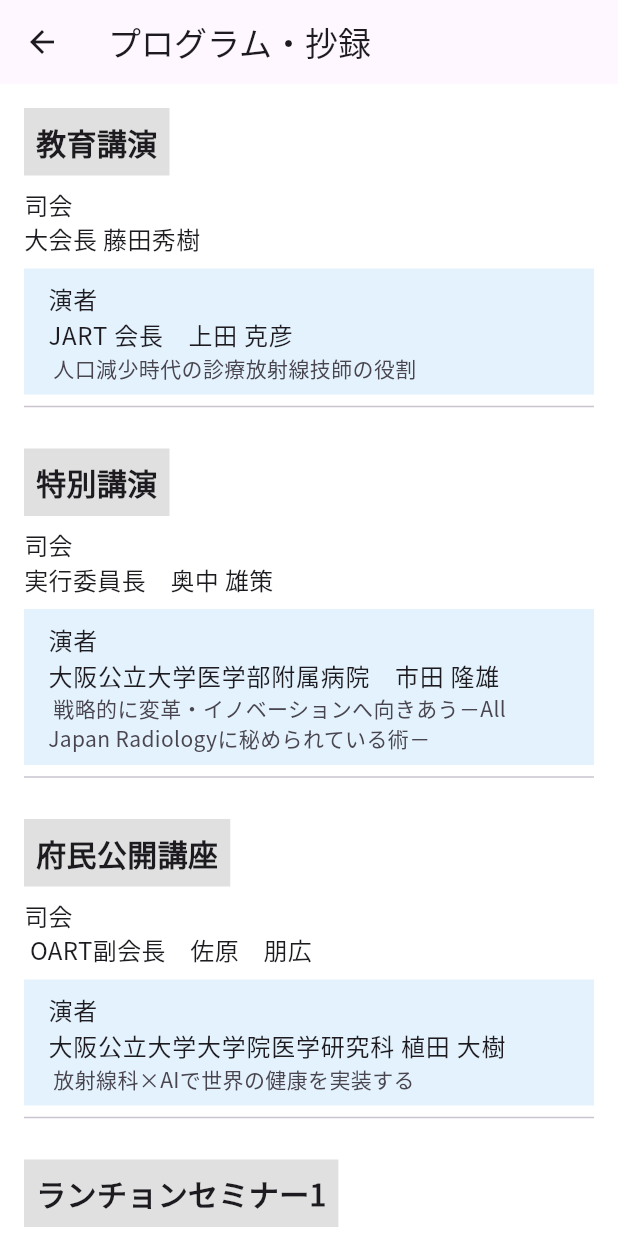
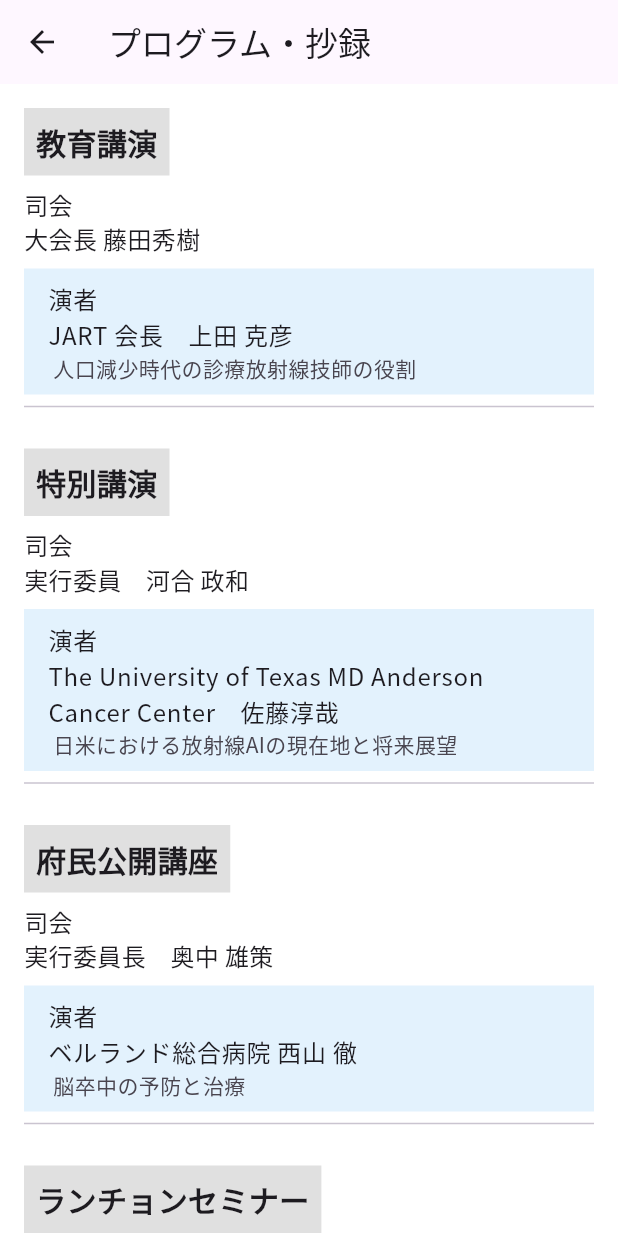
Before and after one commit to HidekiFutta/oart2025, a Flutter app: the Page4 screen opened directly, on a phone screen of 412 x 824 dp. Run offline on Flutter 3.47's test engine with Material 3 defaults, Android fonts, the light colour scheme and no system bars; our stand-ins replace auto_size_text, flutter_map, geolocator, latlong2, logger, package_info_plus and 1 more; missing offline and left inert: geolocator_web, image_picker_for_web, location_web, shared_preferences_web; accounts and stored records are empty; network calls fail.

Commit message:
20250903

```diff
--- a/lib/page1p2.dart
+++ b/lib/page1p2.dart
@@ -24,7 +24,7 @@
       title1 = "実行委員長挨拶";
       title2 = "学術大会開催にあたり\n実行委員長　奥中雄策";
       photo = "assets/images/jikkou.jpg";
-      naiyo = okunaka;
+      naiyo = jikkou;
     } else{
     title1 = "次年度開催のご挨拶";
     title2 = "令和8年度 近畿地域診療放射線技師会\n学術大会に向けて\n兵庫県診療放射線技師会\n会長 半蔀　英敏";
--- a/lib/page4.dart
+++ b/lib/page4.dart
@@ -34,22 +34,17 @@
                 lectures: publicLectures,
               ),
               SectionWidget(
-                title: "ランチョンセミナー1",
+                title: "ランチョンセミナー",
                 //theme: "",
-                lectures: lunchLectures1,
+                lectures: lunchLectures,
               ),
               SectionWidget(
-                title: "ランチョンセミナー2",
-                //theme: "",
-                lectures: lunchLectures2,
-              ),
-              SectionWidget(
-                title: "学生セッション",
+                title: "一般演題①",
                 //theme: "",
                 lectures: generalResearchPresentations1,
               ),
               SectionWidget(
-                title: "会員セッション",
+                title: "一般演題②",
                 // theme: "",
                 lectures: generalResearchPresentations2,
               ),
--- a/lib/page5.dart
+++ b/lib/page5.dart
@@ -14,8 +14,7 @@
     educationalLectures,
     specialLectures,
     publicLectures,
-    lunchLectures1,
-    lunchLectures2,
+    lunchLectures,
     generalResearchPresentations1,
     generalResearchPresentations2,
   ]) {
--- a/lib/string.dart
+++ b/lib/string.dart
@@ -19,7 +19,7 @@
 大阪府大阪市港区弁天１丁目2−１
 TEL: 06-6577-1111
 【開催内容】
-会員演題発表、学生演題発表
+一般演題発表（会員、学生）
 ランチョンセミナー
 教育講演
 特別講演
@@ -40,7 +40,7 @@
 　府民公開講座では、ベルランド総合病院の西山徹先生から「脳卒中の予防と診断・治療」についてご講演いただきます。脳卒中は依然として社会的な問題であり、その予防と早期発見・早期治療が重要です。先生のご講演を通じて知識を高め、日々の業務において診療放射線技師としての役割を果たしていただければと思います。
 　今年度も非常に興味深く、今後に役立つ内容となっておりますので、ぜひともご参加いただきますようよろしくお願い申し上げます。''';
 
-const String okunaka =
+const String jikkou =
 '''　大阪府診療放射線技師会第35回学術大会の実行委員長を務めさせていただきます学術部常務理事の奥中です。本大会の開催にあたり、会員の皆様におかれましては平素より本会の活動にご理解とご支援を賜り誠に有り難うございます。また、開催を準備し支援してくださった各都道府県の役員の皆様ならびに協賛企業の皆様に心より感謝申し上げます。
 　さて、今回の学術大会のテーマは、「変革・イノベーション　―新たな一歩を踏み出そう―」となっております。
 　今、医療の現場では医師の働き方改革を背景に医療法改正が行われ、業務範囲の拡大と共に次の時代に求められる診療放射線技師像とは何かを考え、本当に必要とされる職種となるよう、どのように新たな一歩を踏み出すのか、そのきっかけとなるような大会になればと思い、テーマを選定しました。
--- a/lib/string_abstract.dart
+++ b/lib/string_abstract.dart
@@ -20,7 +20,7 @@
 　人口減少時代は、診療放射線技師にとっても大きな課題と変化をもたらすことは明らかである。地域医療への貢献、多様な業務への対応、そして新たな働き方の模索など、将来を見据えた行動が求められる。診療放射線技師のキャリアを考える上で、日本診療放射線技師会の役割については重要であり、2023年に制定したJART vision 2040 に掲げた目標にそった事業計画を進めている。
 
 ＜略歴＞上田 克彦 (うえだ かつひこ)
-・昭和34年4月19日（66歳）
+・昭和34年4月19日（67歳）
 
 ・現　職
 国際医療福祉大学成田保健医療学部　放射線・情報科学科　学科長
@@ -55,16 +55,16 @@
 "id": "educational_2", // セッションID
 "title": "特別講演",
 "sessionType": "司会", // このセッションでは司会と表示
-"moderator":["実行委員長　奥中 雄策"],
-  "moderator-j":["奥中 雄策"],
-  "moderator-e":["OKUNAKA YUSAKU"],
+"moderator":["実行委員　河合 政和"],
+  "moderator-j":["河合 政和"],
+  "moderator-e":["KAWAI MASAKAZU"],
 "presentations": [
 {
 "speaker": [
-{"name":"大阪公立大学医学部附属病院　市田 隆雄",
-  "speaker-j": "市田 隆雄",
-  "speaker-e": "ICHIDA TAKAO"}],
-"theme": "戦略的に変革・イノベーションへ向きあう－All Japan Radiologyに秘められている術－",
+{"name":"The University of Texas MD Anderson Cancer Center　佐藤淳哉",
+  "speaker-j": "佐藤淳哉",
+  "speaker-e": "SATOH JUNYA"}],
+"theme": "日米における放射線AIの現在地と将来展望",
 "abstract": '''
 　今回大会の大テーマ、『変革・イノベーション -新たな一歩を踏み出そう-』としての講演依頼に、技術者としてワクワクと心躍る所感を得たことを、先ずはお伝えします。次に自身の脳裏にイメージされたのは、時代の潮流としてのAll Japan Radiologyの様でした。
 　さて…、皆様におかれて、放射線業界が強く団結している現行にお気付きでしょうか？
@@ -75,7 +75,7 @@
 　自動車にて例えますと、良質なエンジンを備えていても、それに相応しいシャーシ、タイヤがなければパフォーマンスを発揮できませんし、当然ながらハンドルやアクセルも不可欠です。かつドライバーがいなければ自動車そのものが動きません。それに当て嵌めると理解が容易くなると思います。
 　All Japan Radiologyの環境が、われわれの放射線業務の円滑性に寄与するだけでなく、イノベーションに向き合うにあたっても大きな効能となります。それを自施設での経験事例を引用して、分かり易く解説させていただきます。国民の健康と福祉に貢献するべく放射線医療が存在しますが、それを導くのがわれわれです。仕事への遣り甲斐が深まり、職業に大きな期待が膨らむようなお話ができればと考えています。
 
-＜略歴＞市田 隆雄（いちだ たかお）
+＜略歴＞佐藤 淳哉（さとう　じゅんや）
 ・学歴・職歴
 昭和59年	大阪大学医療技術短期大学部卒業
 　同年		大阪市立大学医学部附属病院 中央放射線部に入職
@@ -89,11 +89,6 @@
 日本放射線技術学会（JSRT） 副代表理事
 日本放射線技術学会（JSRT） JART・JSRT協力体制推進特別委員会 委員長
 日本ラジオロジー協会（JRC） 理事
-医療放射線防護連絡協議会 理事
-医用画像情報学会・MII 理事
-全国循環器撮影研究会 会長
-関西IVR撮影技術研究会 会長
-日本IVR学会 メディカルスタッフ委員会 委員
 
 ・業績等
 昭和61年～平成18年、大阪市長賞 受賞23回（優秀賞4回、優良賞3回、奨励賞16回）
@@ -113,22 +108,22 @@
 "id": "educational_3", // セッションID
 "title": "府民公開講座",
 "sessionType": "司会", // このセッションでは司会と表示
-"moderator":["OART副会長　佐原　朋広"],
-  "moderator-j": ["佐原　朋広"],
-  "moderator-e": ["SAHARA TOMOHIRO"],
+"moderator":["実行委員長　奥中 雄策"],
+  "moderator-j": ["奥中 雄策"],
+  "moderator-e": ["OKUNAKA YUSAKU"],
 "presentations": [
 {
 "speaker": [
-{"name":"大阪公立大学大学院医学研究科 植田 大樹",
-  "speaker-j": "植田 大樹",
-  "speaker-e": "UEDA DAIJU"}],
-"theme": "放射線科×AIで世界の健康を実装する",
+{"name":"ベルランド総合病院 西山 徹",
+  "speaker-j": "西山 徹",
+  "speaker-e": "NISHIYAMA TORU"}],
+"theme": "脳卒中の予防と治療",
 "abstract": '''　医療分野におけるAI技術の実装と展望について概説する。近年、深層学習を用いたAIの医療応用が進み、画像診断支援システムの実用化が加速している。我々は複数の大規模多施設研究を通じて、胸部X線写真におけるAI診断支援システムを開発・検証してきた。具体的には、肺結節検出支援、心機能評価、肺機能推定、さらには生物学的年齢推定など、従来の読影支援の枠を超えた応用を実現した。これらのシステムは既に薬事承認を得て臨床導入されているものもある。
 　また、COVID-19パンデミックへの対応として、胸部X線写真と臨床データを組み合わせた予後予測モデルを開発した。従来の画像単独での評価に比べ、臨床データとの統合により予測精度が向上することを実証した。さらに、ChatGPTなど生成AIの臨床応用可能性についても検討を進めている。実際の症例報告や臨床問題集を用いた検証により、非専門医に匹敵する診断能力を示すケースも確認された。
 　一方で、AIの公平性に関する課題も明らかになってきた。データの偏りによる診断精度の変動や、特定の集団への不利益など、実装に際して考慮すべき問題が存在する。これらの課題に対応するため、我々はAIの公平性に関する提言（FAIR statement）を策定した。
 　診療放射線技師にとって、AIは業務を支援し、より質の高い医療の提供を可能にする重要なツールとなる。しかし、その限界を理解し、適切に活用することが不可欠である。本講演では、最新の研究成果に基づき、AIの可能性と課題、そして実臨床での活用方法について解説する。
 
-＜略歴＞植田 大樹（うえだ だいじゅ）
+＜略歴＞西山 徹（にしやま とおる）
 ・職歴
 2024年–現在 大阪公立大学大学院医学研究科 人工知能学 准教授
 2021年–2024年 大阪公立大学 健康科学イノベーションセンター 特任准教授
@@ -147,93 +142,50 @@
 }]}
 ];
 
-const List<Map<String, dynamic>> lunchLectures1 = [
+const List<Map<String, dynamic>> lunchLectures = [
 {
-"id": "educational_6", // セッションID
-"title": "ランチョンセミナー1",
+"id": "educational_4", // セッションID
+"title": "ランチョンセミナー",
 "sessionType": "司会", // このセッションでは司会と表示
-"moderator": ["京都済生会病院　山口 浩輝"],
-  "moderator-j": ["山口 浩輝"],
-  "moderator-e": ["YAMAGUCHI HIROKI"],
+"moderator": ["実行委員　大西 麻衣"],
+  "moderator-j": ["大西 麻衣"],
+  "moderator-e": ["OHNISHI MAI"],
 "presentations": [
 {
 "speaker": [
-{"name":"キヤノンメディカルシステムズ株式会社",
-  "speaker-j": "千葉 雄高",
-  "speaker-e": "CHIBA YUTAKA"},
-  {"name":"",
-    "speaker-j": "森田 裕",
-    "speaker-e": "MORITA YU"}],
-"theme": "キヤノンメディカルシステムズCT・MRI最新技術紹介",
-"abstract": '''千葉 雄高
-■CT装置
+{"name":"シーメンスヘルスケア株式会社",
+  "speaker-j": "〇〇　△△",
+  "speaker-e": "MARUMARU SANKAKU"},],
+"theme": "クリニカルパスを変える可能性～フォトンカウンティングCTとAIの活用～",
+"abstract": '''
 　X線CTの進化は，画像診断学の進歩へと繋がり，その役割はさらに大きなものへと成長している。近年，Photon Counting CT（PCCT）に関する学術報告が飛躍的に増加しており，PCCTは次世代CTとして新たな画像診断の可能性が期待されている。
 　当社は，テルル化亜鉛カドミウム（CZT）を用いたPhoton Counting CTの開発を進めており，世界で４つの施設と連携し，PCCT実用化に向けた研究を行っている。高精細CT，Deep Learning再構成技術などの開発を通して得られてきた様々な技術と，X線阻止能や安定性の観点で優れた素質を持つCZT検出器とのシナジー効果により，キヤノンならではの次世代PCCTを目指す。
 　本日は，当社のPCCTに対する開発の取り組みとPCCTで得られた画像について紹介する。
-
-森田 裕
-■MRI装置
-　当社は、2019年にDeep Learningを用いたSNR向上技術である「Advanced intelligent Clear-IQ Engine （AiCE）」を製品に搭載した。そして、2023年にDeep Learning技術はさらなる進化を遂げ、超解像技術である「Precise IQ Engine(PIQE)」を製品化し、臨床現場において活用が進んでいる。MRIでは、撮像時間と空間分解能はトレードオフの関係であるが、PIQEを用いることで、撮像時間の延長なく、再構成のみで分解能を最大3倍まで向上させることが可能である。また、収集マトリクスを減らすことで撮像時間を短縮し、PIQEによって分解能を向上させることで、画質を落とすことなく撮像時間の短縮が可能となる。本講演では、弊社Deep Learning技術とその臨床メリットについて紹介する。
-　＊Deep Learning技術は設計段階で用いており、自己学習機能は有していない。
 ''',
-}]}
-];
-
-const List<Map<String, dynamic>> lunchLectures2 = [
-{
-"id": "educational_7", // セッションID
-"title": "ランチョンセミナー2",
-"sessionType": "司会", // このセッションでは司会と表示
-"moderator": ["神戸常盤大学　島田 隆史"],
-"moderator-j": ["島田 隆史"],
-"moderator-e": ["SHIMADA TAKASHI"],
-"presentations": [
+},
 {
 "speaker": [
-  {"name":"シーメンスヘルスケア・ジャパン株式会社",
-    "speaker-j": "丸山 功男",
-    "speaker-e": "MARUYAMA NORIO"},
-  {"name":"",
-    "speaker-j": "田中 一郎",
-    "speaker-e": "TANAKA ICHIRO"}],
-  "theme": "AIが切り開く MRIの新たな時代\n病院内可視化サービス・取り組みのご紹介",
-"abstract": '''丸山 功男
-「AIが切り開く MRIの新たな時代」
-
-はじめに
-　シーメンスヘルスケアでは、「MRの検査体験が変わる」をテーマに、“AIRTM Technology”を展開している。 “AIRTM Technology”におけるディープラーニングを用いた技術を中心に紹介する。
-・AIRTM Recon DL
-　信号受信から臨床画像作成までのプロセス全体を大きく変えることで、大幅な画質向上を実現する画像再構成技術である。
-　ディープラーニングアルゴリズムを活用して、k空間のrawデータ全体を直接画像再構成することで、ノイズ低減効果、尖鋭度（≒空間分解能）の高い画像、トランケーションアーチファクト低減の3つ効果を同時に享受できるという大きな利点がある。
-・Sonic DL<sup>TM</sup>
-　ディープラーニングを用いることで、少ないサンプリングデータから最適化されたRawデータを構築して画像再構成を行う技術である。
-　従来の高速化技術では成しえない高い倍速数を用いた場合でも画質を損なうことなく高速撮像が可能となる。これにより、撮像時間の短縮や時間分解能の向上が可能となり、呼吸や不整脈の影響を受けにくい安定した高画質な心臓Cine画像を得ることが可能となる。
-まとめ
-　シーメンスヘルスケアでは、画像クオリティの向上だけでなく、患者負担の軽減、検査ワークフローの向上など、さまざまな面からMRI検査のさらなる質の向上をめざしている。更なる医療業界の発展に貢献すべく、検査にかかわるすべての人にとって、より多くのメリットを生み出すために、装置メーカーとして継続的な技術開発を進める所存である。
-
-田中 一朗
-「病院内可視化サービス・取り組みのご紹介」
-
-はじめに
-　シーメンスヘルスケアでは、東京都日野市に有する日野工場“Brilliant Factory”で培われた「標準化」「可視化」「デジタルの応用」の経験を活かし、病院向けDXサービスとして“Brilliant Hospital”を展開している。 その中から、院内可視化ソリューションである“Command Center”と放射線部門の業務を可視化する“ESW Radiation”を紹介する。
-・Command Center
-　電子カルテをはじめとする各種院内情報システムに紐づくデータを、リアルタイムで分析・可視化を行うことにより、患者さんへのケアに必要なリソースを効率的に配分し、必要なケアをタイムリーに提供するための意思決定を促す中央集中管制塔としての役割を果たすシステムである。
-・ESW Radiation
-　放射線部門におけるモダリティの稼働状況、検査オーダの分析や撮影室ごと，診療放射線技師ごとの検査のバラツキを可視化して，モダリティの管理やスタッフの働き方改革などの業務改善を支援するシステムである。データを分析することで，業務効率の向上やワークフローの改善などにつなげることができる。
-まとめ
-　院内で何が起きているかをリアルタイムあるいは定点観測としてデータを可視化することにより、情報収集時間の短縮が図れ、多数の人が同時にデータを確認でき、客観的なデータに基づく意思決定が可能となり、その結果、放射線部門や病院経営の改善に寄与することが可能となる。
+{"name":"キヤノンメディカルシステムズ株式会社",
+ "speaker-j": "□□　△△",
+ "speaker-e": "SHIAKU SANKAKU"},],
+"theme": "Aquilion Riseの挑戦 －マルチポジション撮影×先進技術による新たなポテンシャル－",
+"abstract": '''
+　X線CTの進化は，画像診断学の進歩へと繋がり，その役割はさらに大きなものへと成長している。近年，Photon Counting CT（PCCT）に関する学術報告が飛躍的に増加しており，PCCTは次世代CTとして新たな画像診断の可能性が期待されている。
+　当社は，テルル化亜鉛カドミウム（CZT）を用いたPhoton Counting CTの開発を進めており，世界で４つの施設と連携し，PCCT実用化に向けた研究を行っている。高精細CT，Deep Learning再構成技術などの開発を通して得られてきた様々な技術と，X線阻止能や安定性の観点で優れた素質を持つCZT検出器とのシナジー効果により，キヤノンならではの次世代PCCTを目指す。
+　本日は，当社のPCCTに対する開発の取り組みとPCCTで得られた画像について紹介する。
 ''',
-}]}
+}
+]}
 ];
 
 const List<Map<String, dynamic>> generalResearchPresentations1 = [
 {
-"id": "educational_9", // セッションID
-"title": "学生演題発表",
+"id": "educational_5", // セッションID
+"title": "一般演題発表①",
 "sessionType": "座長", // このセッションでは座長と表示
-"moderator": ["市立芦屋病院　木下 真由美"],
-  "moderator-j": ["木下 真由美"],
-  "moderator-e": ["KINOSHITA MAYUMI"],
+"moderator": ["実行委員　西尾 優志"],
+  "moderator-j": ["西尾 優志"],
+  "moderator-e": ["NISHIO MASASHI"],
 "presentations": [
 {
 "speaker": [
@@ -369,13 +321,13 @@
 
 const List<Map<String, dynamic>> generalResearchPresentations2 = [
 {
-"id": "educational_10", // セッションID
-"title": "会員演題発表",
+"id": "educational_6", // セッションID
+"title": "一般演題発表②",
 "sessionType": "座長", // このセッションでは座長と表示
 "moderator":[
-"奈良県総合医療センター　山田 卓実"],
-"moderator-j":["山田 卓実"],
-"moderator-e":["YAMADA TAKUMI"],
+"実行委員　中平 修司"],
+"moderator-j":["中平 修司"],
+"moderator-e":["NAKAHIRA SHUJI"],
 "presentations": [
       {
         "speaker": [
--- a/lib/string_info.dart
+++ b/lib/string_info.dart
@@ -37,14 +37,15 @@
 
 ＜ 発表時について ＞
 ・ セッションの開始 10分前には次演者席にお座りください。担当者が確認に行きます。
-・ スライド操作は演台のキーボードとマウスを使用し、演者ご自身で操作をお願いしま す。
+・ スライド操作は演台のキーボードとマウスを使用し、演者ご自身で操作をお願いします。
+・ 発表時はマスクを外してください（任意）。
 ・ Power Point の発表者ツールは使用できますが、必要に応じて発表原稿を準備してください。
-・ 発表時は座長の指示に従ってください。
+・ その他、座長の指示に従ってください。
 ・ 発表時間が超過した場合は、座長または会場責任者により発表を打ち切りさせていただきます。
 
 ＜ 学術奨励賞について ＞
-・ 大会当日16：10～ 学術奨励賞の授賞式がございます。
-　 演題発表者全員が授賞対象となっていますので、授賞式終了まで学術大会へのご参加をよろしくお願いい たします。
+・ 大会当日16：40～ 優秀演題の発表・表彰式がございます。
+　 演題発表者全員が授賞対象となっていますので、授賞式終了まで学術大会へのご参加をよろしくお願いいたします。
 
  2.　座長・司会の皆様へ
 ＜ はじめに ＞
@@ -65,13 +66,13 @@
 ・ 活発な質疑応答をお願いいたします。
 
 ＜ セッションの終了 ＞
-・ 全ての発表が終わりましたら、このセッションをまとめていただき、パスコードをお知らせして終了してください。
+・ 全ての発表が終わりましたら、セッションをまとめていただき、パスコードをお知らせして終了してください。
     """
   },
   5: {
     "title": "ランチョンセミナーのご案内",
     "content": """
-ランチョンセミナーは12:10より開催いたします。
+ランチョンセミナーは12:00より開催いたします。
 提供企業による最新の医療機器情報をお届けします。
 
 ☆事前のお申し込みがない方はお弁当はございません。
--- a/pubspec.yaml
+++ b/pubspec.yaml
@@ -17,7 +17,7 @@
 # https://developer.apple.com/library/archive/documentation/General/Reference/InfoPlistKeyReference/Articles/CoreFoundationKeys.html
 # In Windows, build-name is used as the major, minor, and patch parts
 # of the product and file versions cd ..while build-number is used as the build suffix.
-version: 1.1.2+9
+version: 1.1.3+1
 environment:
   sdk: '>=3.3.4 <4.0.0'
 
```
Also changed, not shown: assets/images/icon_ios.png, assets/images/taikai.jpg, assets/images/timetable.jpg, 3 other files.
